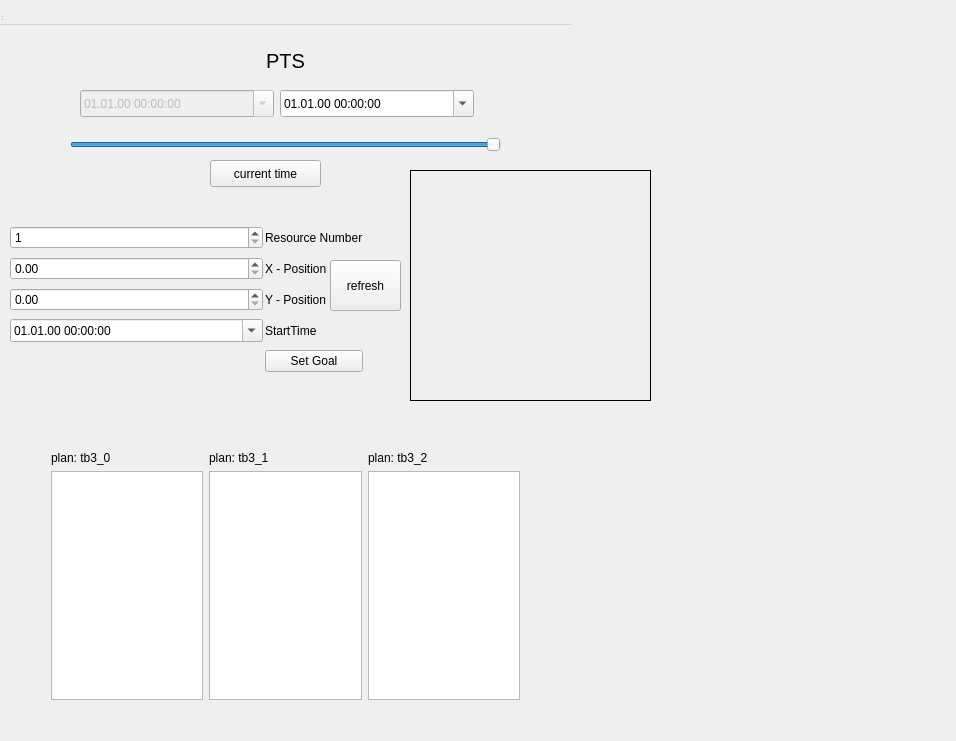
Qt form scrollable_timeline/resource/ScrollableTimeline.ui (VirtualVale/ProjectPath) before a commit.
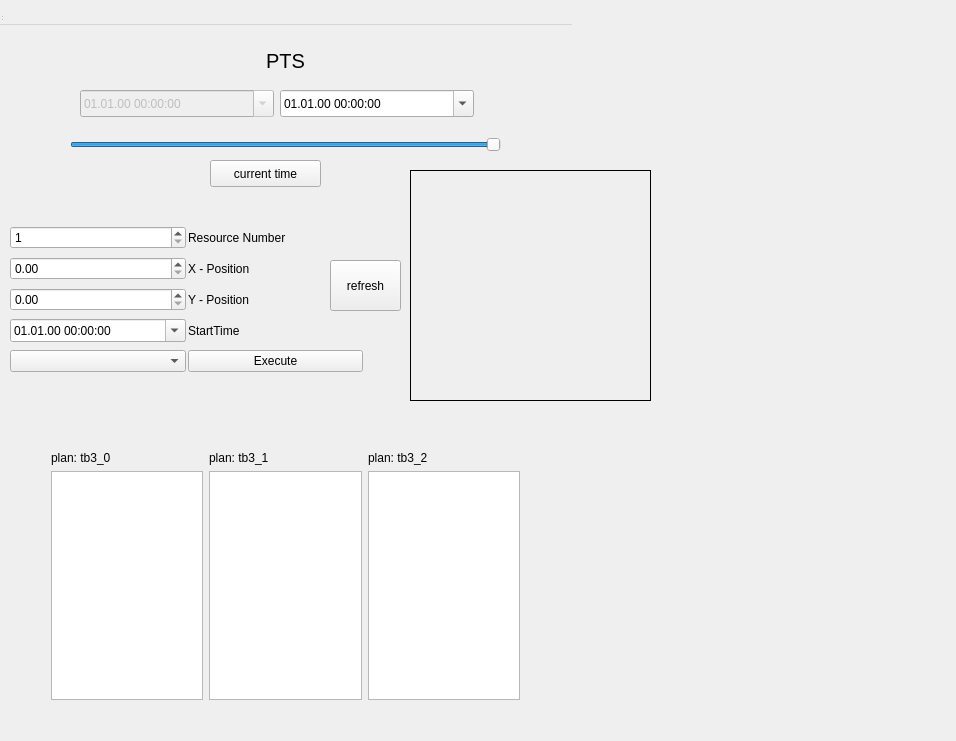
The same form after that commit. Icons and pictures are not drawn.

```diff
--- a/scrollable_timeline/resource/ScrollableTimeline.ui
+++ b/scrollable_timeline/resource/ScrollableTimeline.ui
@@ -205,23 +205,10 @@
     <item row="8" column="1">
      <widget class="QPushButton" name="goal_pushButton">
       <property name="text">
-       <string>Set Goal</string>
+       <string>Execute</string>
       </property>
      </widget>
     </item>
-    <item row="8" column="0">
-     <spacer name="horizontalSpacer">
-      <property name="orientation">
-       <enum>Qt::Horizontal</enum>
-      </property>
-      <property name="sizeHint" stdset="0">
-       <size>
-        <width>40</width>
-        <height>20</height>
-       </size>
-      </property>
-     </spacer>
-    </item>
     <item row="3" column="1">
      <widget class="QLabel" name="position_x_label">
       <property name="text">
@@ -252,6 +239,16 @@
       </property>
      </widget>
     </item>
+    <item row="8" column="0">
+     <widget class="QComboBox" name="job_comboBox">
+      <property name="editable">
+       <bool>false</bool>
+      </property>
+      <property name="currentText">
+       <string/>
+      </property>
+     </widget>
+    </item>
    </layout>
   </widget>
   <widget class="QWidget" name="gridLayoutWidget_2">
```
Left out of the diff: 2 changed lines with no effect on the pictures.
